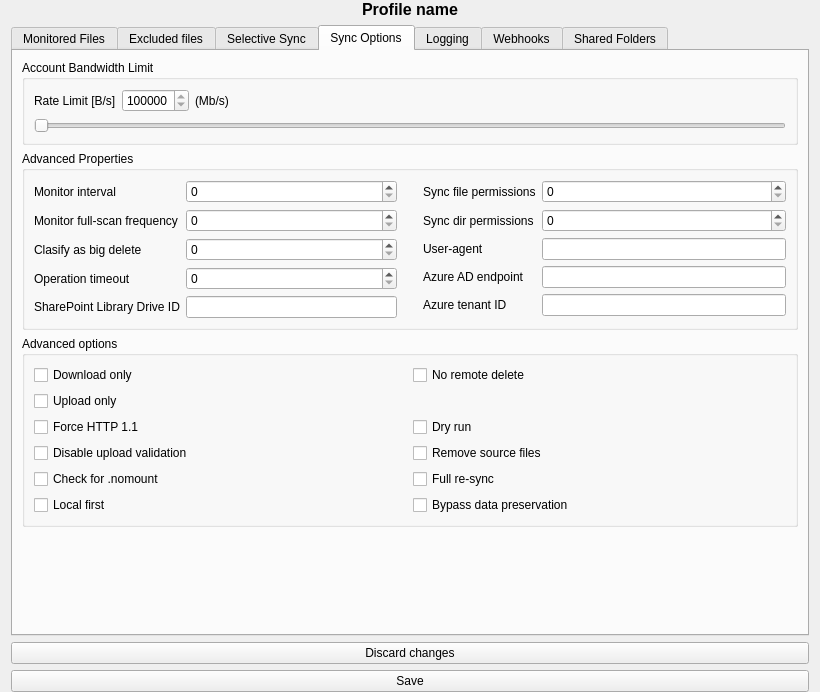
Before: the Qt Designer form src/ui/profile_settings_page.ui in bpozdena/OneDriveGUI, drawn with Qt 5.
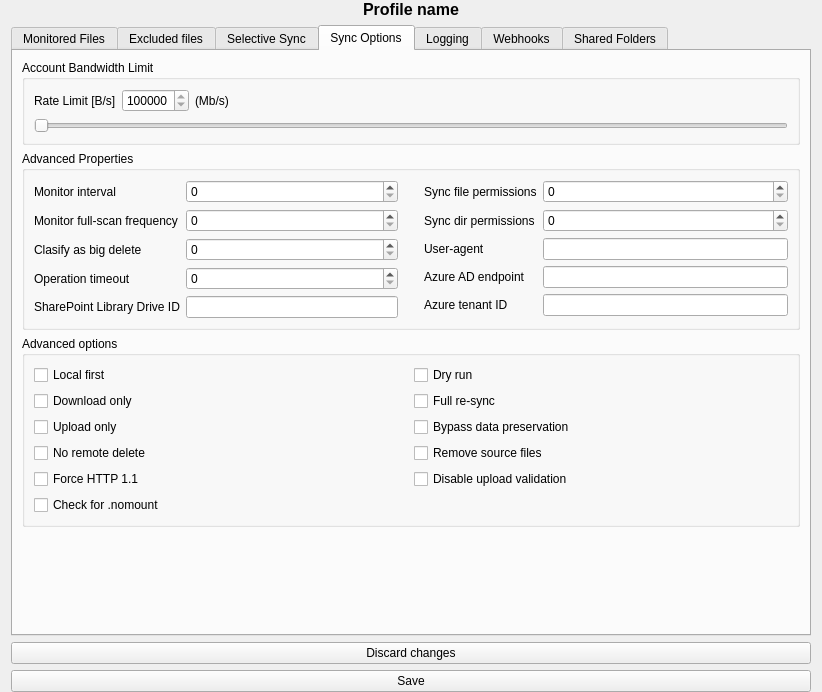
After: the same form once the commit is applied. The open tabs and pages were chosen to show the change.

Commit message: Add full support for Business Shared Folders #51

Patch:
```diff
--- a/src/ui/profile_settings_page.ui
+++ b/src/ui/profile_settings_page.ui
@@ -42,7 +42,7 @@
       <widget class="QTabWidget" name="tabWidget">
        <property name="minimumSize">
         <size>
-         <width>650</width>
+         <width>800</width>
          <height>600</height>
         </size>
        </property>
@@ -636,7 +636,7 @@
             <string>Advanced options</string>
            </property>
            <layout class="QGridLayout" name="gridLayout_4">
-            <item row="2" column="1">
+            <item row="4" column="1">
              <widget class="QCheckBox" name="checkBox_force_http_11">
               <property name="toolTip">
                <string>Forces the use of HTTP/1.1 instead of the default HTTP/2 .</string>
@@ -646,7 +646,29 @@
               </property>
              </widget>
             </item>
-            <item row="4" column="1">
+            <item row="2" column="1">
+             <widget class="QCheckBox" name="checkBox_upload_only">
+              <property name="toolTip">
+               <string>Replicate the locally configured sync_dir state to OneDrive, by only uploading local changes to OneDrive. 
+
+Do not download changes from OneDrive.</string>
+              </property>
+              <property name="text">
+               <string>Upload only</string>
+              </property>
+             </widget>
+            </item>
+            <item row="3" column="1">
+             <widget class="QCheckBox" name="checkBox_no_remote_delete">
+              <property name="toolTip">
+               <string>Do not delete local file 'deletes' from OneDrive when using --upload-only</string>
+              </property>
+              <property name="text">
+               <string>No remote delete</string>
+              </property>
+             </widget>
+            </item>
+            <item row="5" column="1">
              <widget class="QCheckBox" name="checkBox_check_nomount">
               <property name="toolTip">
                <string>&lt;html&gt;&lt;head/&gt;&lt;body&gt;&lt;pre style=&quot; margin-top:0px; margin-bottom:16px; margin-left:0px; margin-right:0px; -qt-block-indent:0; text-indent:0px; line-height:145%;&quot;&gt;&lt;span style=&quot; font-family:'ui-monospace','SFMono-Regular','SF Mono','Menlo','Consolas','Liberation Mono','monospace'; color:#c9d1d9; background-color:transparent;&quot;&gt;Check for the presence of &lt;/span&gt;&lt;span style=&quot; font-family:'ui-monospace','SFMono-Regular','SF Mono','Menlo','Consolas','Liberation Mono','monospace'; font-weight:700; color:#c9d1d9; background-color:transparent;&quot;&gt;.nosync&lt;/span&gt;&lt;span style=&quot; font-family:'ui-monospace','SFMono-Regular','SF Mono','Menlo','Consolas','Liberation Mono','monospace'; color:#c9d1d9; background-color:transparent;&quot;&gt; in the syncdir root. If found, do not perform sync.&lt;/span&gt;&lt;/pre&gt;&lt;/body&gt;&lt;/html&gt;</string>
@@ -656,17 +678,7 @@
               </property>
              </widget>
             </item>
-            <item row="4" column="2">
-             <widget class="QCheckBox" name="checkBox_resync">
-              <property name="toolTip">
-               <string>Forget the last saved state, perform a full sync.</string>
-              </property>
-              <property name="text">
-               <string>Full re-sync</string>
-              </property>
-             </widget>
-            </item>
-            <item row="0" column="1">
+            <item row="1" column="1">
              <widget class="QCheckBox" name="checkBox_download_only">
               <property name="toolTip">
                <string>Replicate the OneDrive online state locally, by only downloading changes from OneDrive. 
@@ -678,7 +690,7 @@
               </property>
              </widget>
             </item>
-            <item row="5" column="1">
+            <item row="0" column="1">
              <widget class="QCheckBox" name="checkBox_local_first">
               <property name="toolTip">
                <string>Synchronize from the local directory source first, before downloading changes from OneDrive.</string>
@@ -688,7 +700,7 @@
               </property>
              </widget>
             </item>
-            <item row="2" column="2">
+            <item row="0" column="2">
              <widget class="QCheckBox" name="checkBox_dry_run">
               <property name="toolTip">
                <string>Perform a trial sync with no changes made.</string>
@@ -698,33 +710,23 @@
               </property>
              </widget>
             </item>
-            <item row="3" column="1">
-             <widget class="QCheckBox" name="checkBox_disable_upload_validation">
+            <item row="1" column="2">
+             <widget class="QCheckBox" name="checkBox_resync">
               <property name="toolTip">
                <string>Disable download validation when downloading from OneDrive.</string>
               </property>
               <property name="text">
-               <string>Disable upload validation</string>
+               <string>Full re-sync</string>
               </property>
              </widget>
             </item>
-            <item row="5" column="2">
+            <item row="2" column="2">
              <widget class="QCheckBox" name="checkBox_bypass_data_preservation">
               <property name="text">
                <string>Bypass data preservation</string>
               </property>
              </widget>
             </item>
-            <item row="0" column="2">
-             <widget class="QCheckBox" name="checkBox_no_remote_delete">
-              <property name="toolTip">
-               <string>Do not delete local file 'deletes' from OneDrive when using --upload-only</string>
-              </property>
-              <property name="text">
-               <string>No remote delete</string>
-              </property>
-             </widget>
-            </item>
             <item row="3" column="2">
              <widget class="QCheckBox" name="checkBox_remove_source_files">
               <property name="toolTip">
@@ -735,15 +737,15 @@
               </property>
              </widget>
             </item>
-            <item row="1" column="1">
-             <widget class="QCheckBox" name="checkBox_upload_only">
+            <item row="4" column="2">
+             <widget class="QCheckBox" name="checkBox_disable_upload_validation">
               <property name="toolTip">
                <string>Replicate the locally configured sync_dir state to OneDrive, by only uploading local changes to OneDrive. 
 
 Do not download changes from OneDrive.</string>
               </property>
               <property name="text">
-               <string>Upload only</string>
+               <string>Disable upload validation</string>
               </property>
              </widget>
             </item>
```
Left out of the diff: 17 changed lines with no effect on the pictures. The commit also changes 2 other files.
